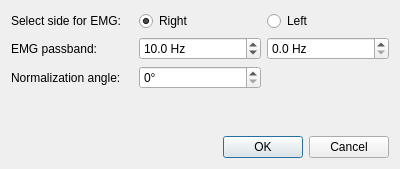
Above: gaitutils/nexus_scripts/tardieu_load_dialog.ui from NCH-Motion-Laboratory/gaitutils before the change. Below: the same form after it.
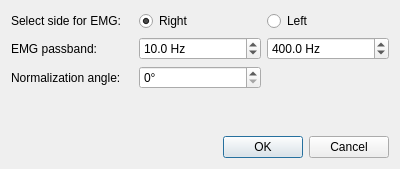
That is the form after the change.

Diff of the .ui file:
```diff
--- a/gaitutils/nexus_scripts/tardieu_load_dialog.ui
+++ b/gaitutils/nexus_scripts/tardieu_load_dialog.ui
@@ -91,6 +91,9 @@
        <property name="maximum">
         <double>5000.000000000000000</double>
        </property>
+       <property name="value">
+        <double>400.000000000000000</double>
+       </property>
       </widget>
      </item>
     </layout>
```
